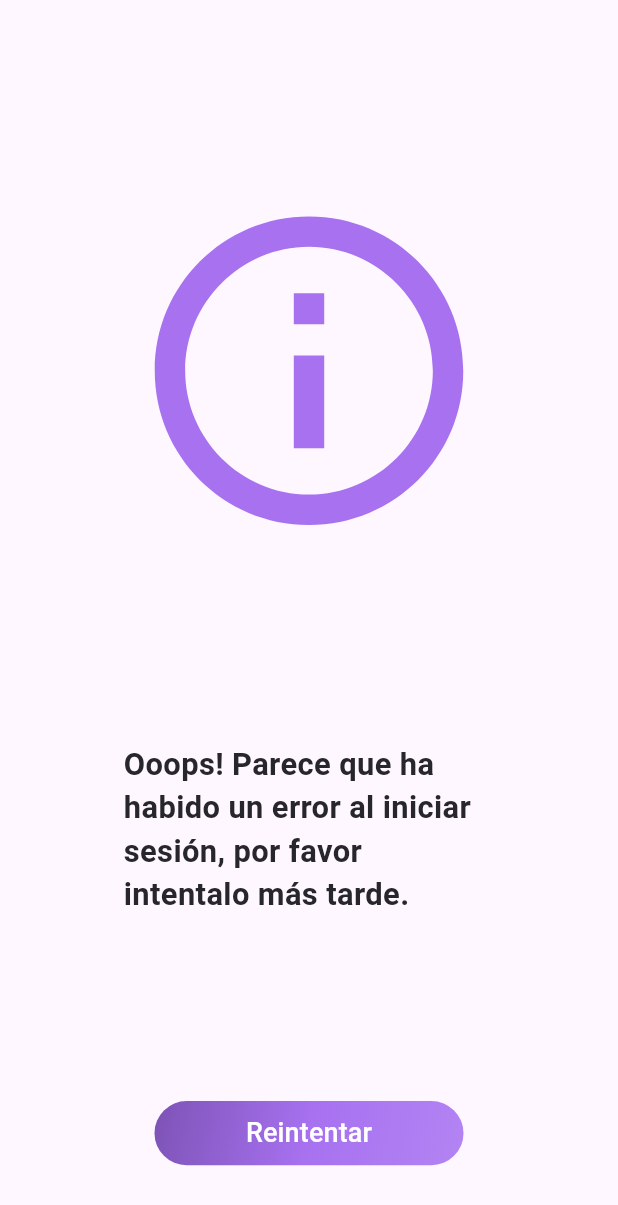
After one commit to DanielaaER/DigitalLove-Flutter, a Flutter app: the LoginErrorScreen screen opened directly, on a phone screen of 412 x 824 dp. The commit adds this screen. Shown: the top 1205 px of the screen. Run offline on Flutter 3.47's test engine with Material 3 defaults, Android fonts, the phone set to English and light mode, and no system bars; our stand-ins replace dio, formz, shared_preferences; accounts and stored records are empty.

Commit message:
fix login

```diff
--- a/lib/config/router/routes.dart
+++ b/lib/config/router/routes.dart
@@ -26,7 +26,7 @@ class AppRouter {
           print("logeooo");
           switch (settings.name) {
             default:
-              return MaterialPageRoute(builder: (_) => NotFoundPage());
+              return MaterialPageRoute(builder: (_) => LoginScreen());
           }
         } else {
           print("no logeoo");
--- a/lib/presentation/Login/Login.dart
+++ b/lib/presentation/Login/Login.dart
@@ -1,3 +1,4 @@
+import 'package:digital_love/presentation/Login/components/LoginError.dart';
 import 'package:digital_love/shared/widgets/Button.dart';
 import 'package:flutter/material.dart';
 import 'package:digital_love/config/theme/app_colors.dart';
@@ -106,6 +107,11 @@ class _LoginView extends StatelessWidget {
                           onPressed: () {
                             final email = _emailController.text.trim();
                             final password = _passwordController.text.trim();
+                            Navigator.pushAndRemoveUntil(
+                                context,
+                                MaterialPageRoute(
+                                  builder: (context) => LoginErrorScreen(),
+                                ));
                           },
                         ),
                         SizedBox(height: height * .01),
--- /dev/null
+++ b/lib/presentation/Login/components/LoginError.dart
@@ -0,0 +1,72 @@
+import 'package:digital_love/shared/widgets/Button.dart';
+import 'package:flutter/material.dart';
+import 'package:digital_love/config/theme/app_colors.dart';
+import 'package:digital_love/shared/widgets/Text.dart';
+import 'package:digital_love/shared/widgets/TextFieldPassword.dart';
+import 'package:digital_love/shared/widgets/TextField.dart';
+import 'package:digital_love/shared/widgets/TextFieldEmail.dart';
+
+import '../../../shared/widgets/Gesture.dart';
+import '../../../shared/widgets/TextBold.dart';
+
+class LoginErrorScreen extends StatefulWidget {
+  const LoginErrorScreen({Key? key}) : super(key: key);
+
+  @override
+  State<LoginErrorScreen> createState() => _LoginErrorScreenState();
+}
+
+class _LoginErrorScreenState extends State<LoginErrorScreen> {
+  @override
+  Widget build(BuildContext context) {
+    return Scaffold(
+      body: Stack(
+        children: [
+          _LoginErrorView(),
+        ],
+      ),
+    );
+  }
+}
+
+class _LoginErrorView extends StatelessWidget {
+  _LoginErrorView();
+
+  @override
+  Widget build(BuildContext context) {
+    var width = MediaQuery.of(context).size.width;
+    var height = MediaQuery.of(context).size.height;
+    var title = width * 0.09;
+    var text = width * 0.05;
+    return Expanded(
+        child: Container(
+            alignment: Alignment.topCenter,
+            padding:
+                EdgeInsets.fromLTRB(width * .2, height * .15, width * .2, 0),
+            child: Column(
+              children: [
+                Icon(
+                  Icons.info_outline,
+                  size: width * .6,
+                  color: AppColors.primaryColor,
+                ),
+                SizedBox(
+                  height: height * .15,
+                ),
+                CustomTextBold(
+                    textValue:
+                        "Ooops! Parece que ha habido un error al iniciar sesión, por favor intentalo más tarde.",
+                    size: text,
+                    color: AppColors.backColor),
+                SizedBox(
+                  height: height * .15,
+                ),
+                CustomButton(
+                    textValue: "Reintentar",
+                    onPressed: () {
+                      Navigator.pushReplacementNamed(context, '/login');
+                    })
+              ],
+            )));
+  }
+}
```
